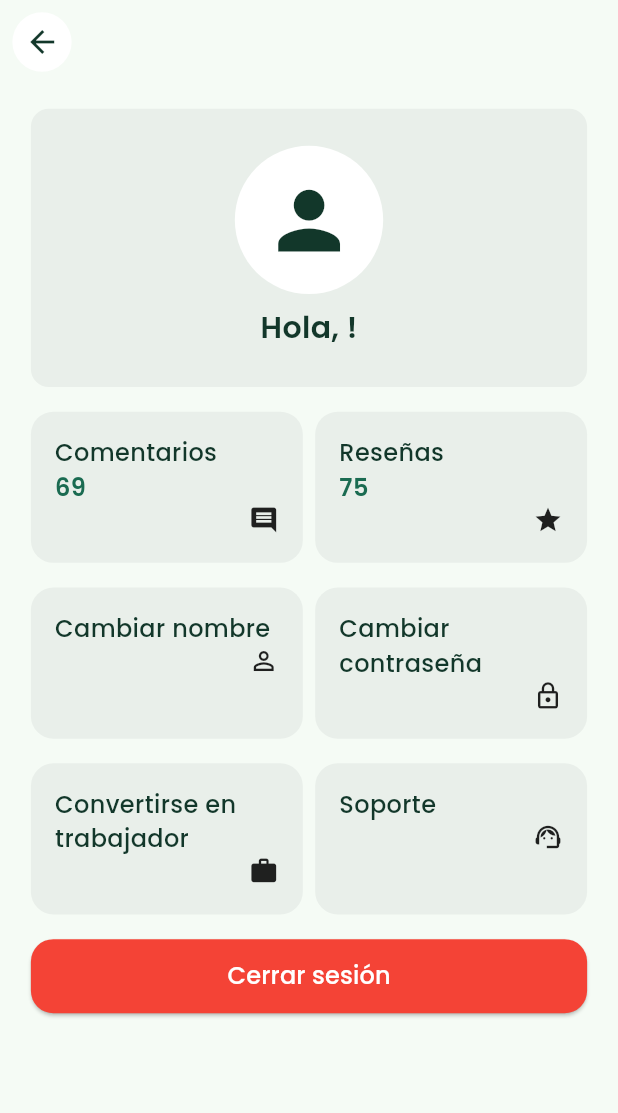
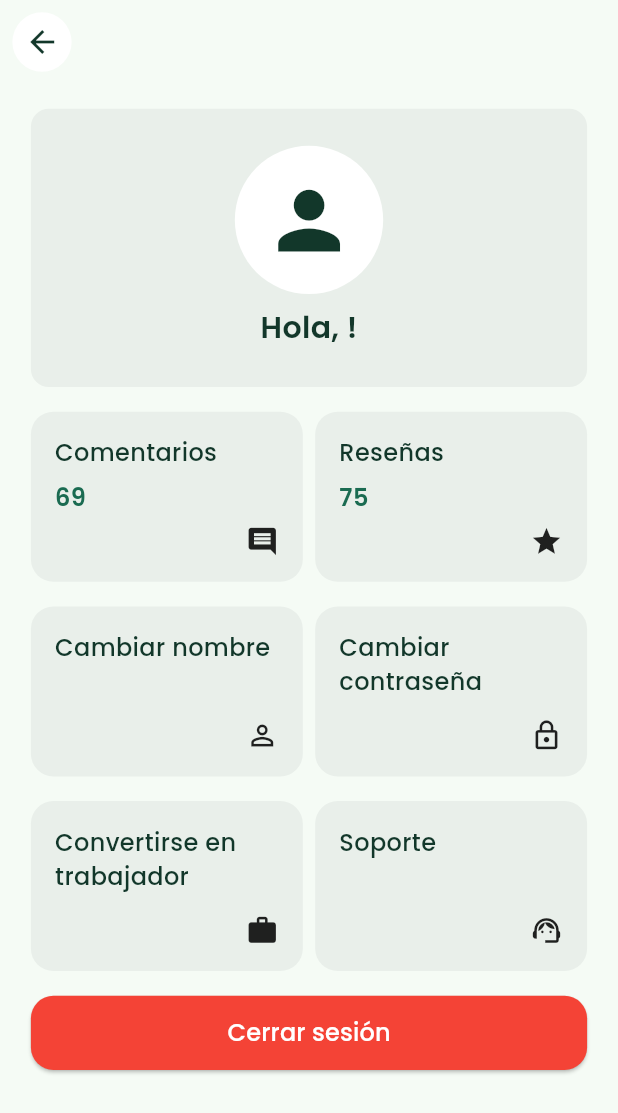
Before and after one commit to spricew/Keidot-Project, a Flutter app: the ConfigScreen screen opened directly, on a phone screen of 412 x 824 dp. Shown: the top 1113 px of the screen. Run offline on Flutter 3.47's test engine with Material 3 defaults, Android fonts, the phone set to English and light mode, and no system bars; our stand-ins replace file_picker, flutter_map, flutter_secure_storage, get, latlong2, shimmer; accounts and stored records are empty; project files that could hold a hidden picture were left out.

Commit message:
correccion de overflow 2

```diff
--- a/Keidot-Project/lib/presentation/screens/config_screen.dart
+++ b/Keidot-Project/lib/presentation/screens/config_screen.dart
@@ -1,9 +1,9 @@
 import 'package:flutter/material.dart';
 import 'package:get/get.dart';
 import 'package:provider/provider.dart';
-import 'package:test_app/Services/login_request/auth_serviceController.dart';
 import 'package:test_app/config/theme/app_theme.dart';
 import 'package:test_app/presentation/screens/change_name.dart';
+import 'package:test_app/presentation/screens/login_screen.dart';
 import 'package:test_app/presentation/screens/new_worker.dart';
 import 'package:test_app/providers/user_provider.dart';
 
@@ -47,7 +47,6 @@ class ConfigScreen extends StatelessWidget {
           child: Column(
             crossAxisAlignment: CrossAxisAlignment.start,
             children: [
-              // Sección de Perfil
               Container(
                 width: double.infinity,
                 padding: EdgeInsets.symmetric(vertical: screenHeight * 0.03),
@@ -81,8 +80,6 @@ class ConfigScreen extends StatelessWidget {
                 ),
               ),
               SizedBox(height: screenHeight * 0.02),
-
-              // Grid dinámico con `Flexible` para evitar desbordamientos
               GridView.builder(
                 shrinkWrap: true,
                 physics: const NeverScrollableScrollPhysics(),
@@ -90,7 +87,7 @@ class ConfigScreen extends StatelessWidget {
                   crossAxisCount: screenWidth > 600 ? 3 : 2,
                   crossAxisSpacing: screenWidth * 0.02,
                   mainAxisSpacing: screenHeight * 0.02,
-                  childAspectRatio: screenWidth > 600 ? 2 : 1.8,
+                  childAspectRatio: screenWidth > 600 ? 2 : 1.6,
                 ),
                 itemCount: _options.length,
                 itemBuilder: (context, index) {
@@ -103,10 +100,7 @@ class ConfigScreen extends StatelessWidget {
                   );
                 },
               ),
-
               SizedBox(height: screenHeight * 0.02),
-
-              // Botón de Cerrar Sesión
               ElevatedButton(
                 style: ElevatedButton.styleFrom(
                   backgroundColor: Colors.red,
@@ -115,9 +109,13 @@ class ConfigScreen extends StatelessWidget {
                   ),
                   minimumSize: Size(double.infinity, screenHeight * 0.06),
                 ),
-                onPressed: () async {
-                  await AuthService().logout(
-                      context); // Llama al método logout para cerrar sesión
+                onPressed: () {
+                  Navigator.pushReplacement(
+                    context,
+                    MaterialPageRoute(
+                      builder: (context) => const LoginPage(),
+                    ),
+                  );
                 },
                 child: Text(
                   "Cerrar sesión",
@@ -125,6 +123,7 @@ class ConfigScreen extends StatelessWidget {
                       TextStyle(fontSize: 16 * textScale, color: Colors.white),
                 ),
               ),
+              SizedBox(height: screenHeight * 0.02),
             ],
           ),
         ),
@@ -161,6 +160,7 @@ class ConfigScreen extends StatelessWidget {
         padding: const EdgeInsets.all(16),
         child: Column(
           crossAxisAlignment: CrossAxisAlignment.start,
+          mainAxisAlignment: MainAxisAlignment.spaceBetween,
           children: [
             Text(
               title,
@@ -185,7 +185,7 @@ class ConfigScreen extends StatelessWidget {
               ),
             Align(
               alignment: Alignment.bottomRight,
-              child: Icon(icon, size: 20 * textScale),
+              child: Icon(icon, size: 22 * textScale),
             ),
           ],
         ),
@@ -194,7 +194,6 @@ class ConfigScreen extends StatelessWidget {
   }
 }
 
-// Lista de opciones
 final List<Map<String, dynamic>> _options = [
   {"title": "Comentarios", "value": "69", "icon": Icons.comment},
   {"title": "Reseñas", "value": "75", "icon": Icons.star},
```
